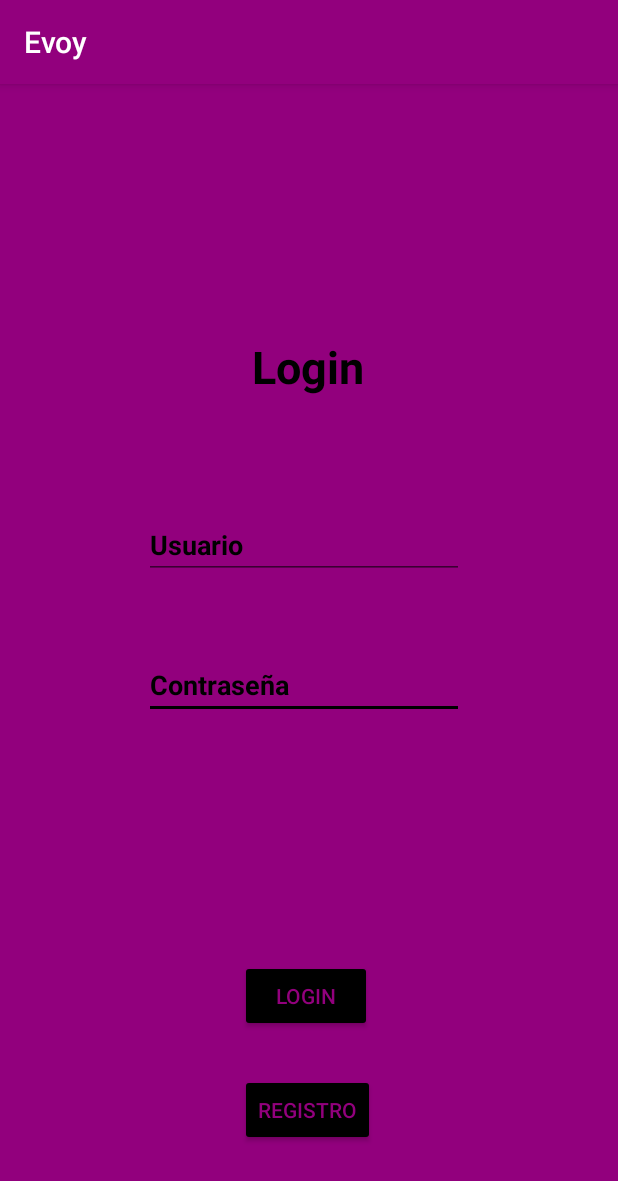
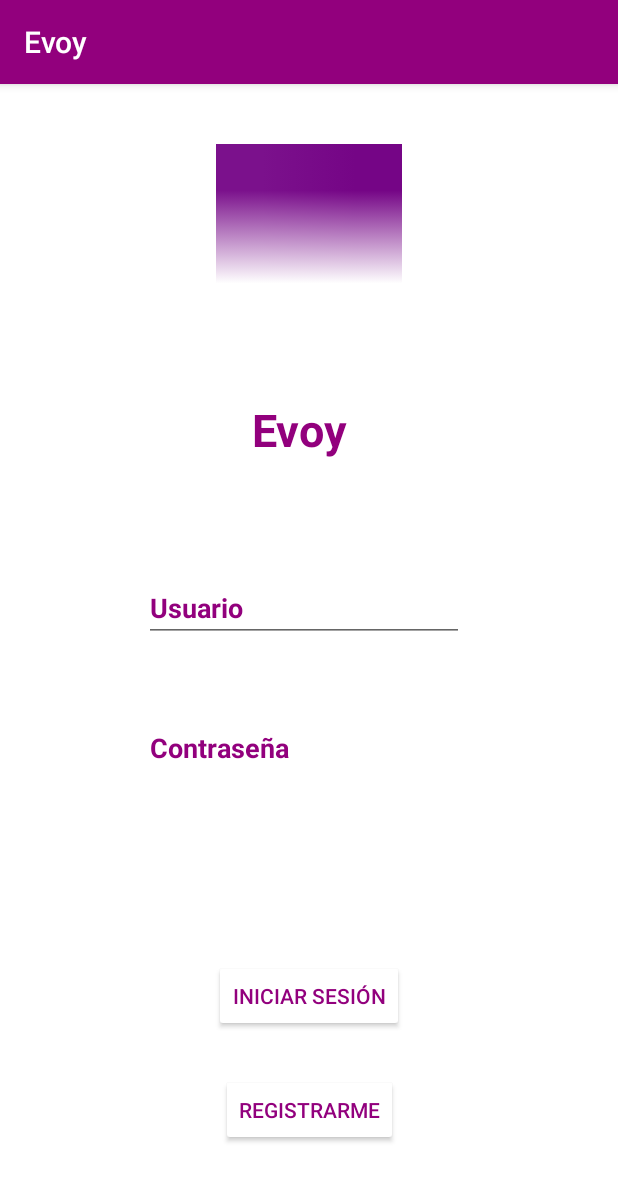
Before and after one commit to frankrb/Evoy, an Android app: the Login screen opened directly, with no data from a screen before it, on a phone screen of 412 x 824 dp. Shown: the top 1181 px of the screen. Run offline under Robolectric (Android 15) with nearby library versions, the phone set to English and light mode, and no system bars.

Commit message:
Inicialización.

```diff
--- a/app/src/main/res/layout/activity_login2.xml
+++ b/app/src/main/res/layout/activity_login2.xml
@@ -4,7 +4,7 @@
     xmlns:tools="http://schemas.android.com/tools"
     android:layout_width="match_parent"
     android:layout_height="match_parent"
-    android:background="@color/colorPrimary"
+    android:background="@color/colorAccent"
     tools:context=".Login">
 
     <EditText
@@ -15,8 +15,8 @@
         android:layout_marginTop="48dp"
         android:ems="10"
         android:inputType="textPersonName"
-        android:text="Contraseña"
-        android:textColor="@color/colorAccent"
+        android:text="@string/pass_field_hint"
+        android:textColor="@color/colorPrimary"
         android:textStyle="bold"
         app:layout_constraintStart_toStartOf="parent"
         app:layout_constraintTop_toBottomOf="@+id/user" />
@@ -26,9 +26,9 @@
         android:layout_width="wrap_content"
         android:layout_height="wrap_content"
         android:layout_marginStart="168dp"
-        android:layout_marginTop="168dp"
-        android:text="Login"
-        android:textColor="@color/colorAccent"
+        android:layout_marginTop="210dp"
+        android:text="@string/app_name"
+        android:textColor="@color/colorPrimary"
         android:textSize="30sp"
         android:textStyle="bold"
         app:layout_constraintStart_toStartOf="parent"
@@ -38,24 +38,28 @@
         android:id="@+id/login"
         android:layout_width="wrap_content"
         android:layout_height="wrap_content"
-        android:layout_marginStart="160dp"
+        android:layout_marginStart="143dp"
+        android:layout_marginEnd="143dp"
         android:layout_marginBottom="28dp"
         android:backgroundTint="@color/colorAccent"
-        android:text="Login"
+        android:text="@string/login"
         android:textColor="@color/colorPrimary"
         app:layout_constraintBottom_toTopOf="@+id/registro"
+        app:layout_constraintEnd_toEndOf="parent"
         app:layout_constraintStart_toStartOf="parent" />
 
     <Button
         android:id="@+id/registro"
         android:layout_width="wrap_content"
         android:layout_height="wrap_content"
-        android:layout_marginStart="160dp"
+        android:layout_marginStart="148dp"
+        android:layout_marginEnd="148dp"
         android:layout_marginBottom="60dp"
         android:backgroundTint="@color/colorAccent"
-        android:text="Registro"
+        android:text="@string/register"
         android:textColor="@color/colorPrimary"
         app:layout_constraintBottom_toBottomOf="parent"
+        app:layout_constraintEnd_toEndOf="parent"
         app:layout_constraintStart_toStartOf="parent" />
 
     <EditText
@@ -66,9 +70,23 @@
         android:layout_marginTop="76dp"
         android:ems="10"
         android:inputType="textPersonName"
-        android:text="Usuario"
-        android:textColor="@color/colorAccent"
+        android:text="@string/user_field_hint"
+        android:textColor="@color/colorPrimary"
+        android:textColorHint="#00FFFFFF"
         android:textStyle="bold"
         app:layout_constraintStart_toStartOf="parent"
         app:layout_constraintTop_toBottomOf="@+id/textView" />
+
+    <ImageView
+        android:id="@+id/imageView3"
+        android:layout_width="124dp"
+        android:layout_height="124dp"
+        android:layout_marginStart="143dp"
+        android:layout_marginTop="40dp"
+        android:layout_marginEnd="144dp"
+        app:layout_constraintEnd_toEndOf="parent"
+        app:layout_constraintStart_toStartOf="parent"
+        app:layout_constraintTop_toTopOf="parent"
+        app:srcCompat="@mipmap/web_hi_res_512" />
+
 </android.support.constraint.ConstraintLayout>
--- a/app/src/main/res/layout/activity_main.xml
+++ b/app/src/main/res/layout/activity_main.xml
@@ -10,7 +10,7 @@
         android:id="@+id/toolbar"
         android:layout_width="414dp"
         android:layout_height="60dp"
-        android:background="?attr/colorPrimary"
+        android:background="@color/colorPrimary"
         android:minHeight="?attr/actionBarSize"
         android:theme="?attr/actionBarTheme"
         app:layout_constraintStart_toStartOf="parent"
--- a/app/src/main/res/values/colors.xml
+++ b/app/src/main/res/values/colors.xml
@@ -2,5 +2,5 @@
 <resources>
     <color name="colorPrimary">#92007D</color>
     <color name="colorPrimaryDark">#00574B</color>
-    <color name="colorAccent">#000000</color>
+    <color name="colorAccent">#FFFFFF</color>
 </resources>
--- a/app/src/main/res/values/strings.xml
+++ b/app/src/main/res/values/strings.xml
@@ -1,6 +1,10 @@
 <resources>
     <string name="app_name">Evoy</string>
     <string name="title_activity_login">Sign in</string>
+    <string name="user_field_hint">Usuario</string>
+    <string name="pass_field_hint">Contraseña</string>
+    <string name="login">Iniciar sesión</string>
+    <string name="register">Registrarme</string>
     <!-- Strings related to login -->
     <string name="prompt_email">Email</string>
     <string name="prompt_password">Password (optional)</string>
```
Also changed, not shown: app/src/main/res/mipmap-anydpi-v26/web_hi_res_512.png (added).
